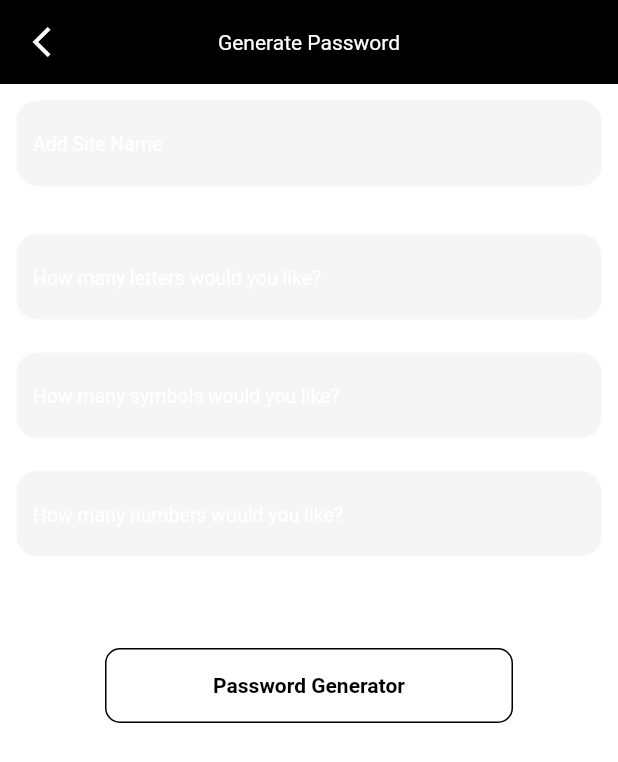
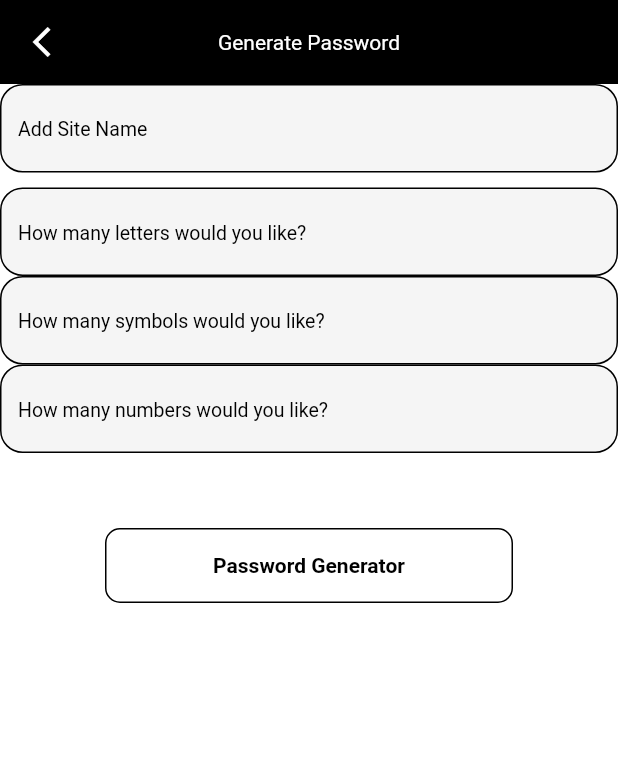
Before and after one commit to eslamelezaby98/flutter_apps, a Flutter app: the screen it shows after launch, after a tap on the "add" icon, on a phone screen of 412 x 824 dp. Shown: the top 762 px of the screen. Run offline on Flutter 3.47's test engine with Material 2 defaults, Android fonts, the phone set to English and light mode, and no system bars; our stand-ins replace firebase_core, get, sqflite; accounts and stored records are empty; network calls fail.

```diff
--- a/password_generator/lib/constants/widgets/widgets.dart
+++ b/password_generator/lib/constants/widgets/widgets.dart
@@ -43,18 +43,13 @@ class BuildInputText extends StatelessWidget {
   final TextEditingController textEditingController;
   @override
   Widget build(BuildContext context) {
-    return Padding(
-      padding: const EdgeInsets.all(10),
-      child: TextField(
-        style: TextStyle(
-          color: Colors.white,
-        ),
+    return TextField(
       controller: textEditingController,
       autofocus: false,
       keyboardType: keyboardType,
       decoration: InputDecoration(
         enabledBorder: OutlineInputBorder(
-            borderSide: BorderSide(color: Colors.white, width: 1.0),
+          borderSide: BorderSide(color: Colors.black, width: 1.0),
           borderRadius: BorderRadius.circular(15),
         ),
         border: OutlineInputBorder(
@@ -64,12 +59,11 @@ class BuildInputText extends StatelessWidget {
         filled: true,
         hintText: hintText,
         hintStyle: TextStyle(
-            color: Colors.white,
+          color: Colors.black,
           fontSize: 13,
         ),
       ),
       onChanged: onChange,
-      ),
     );
   }
 }
--- a/password_generator/lib/database/db_helper.dart
+++ b/password_generator/lib/database/db_helper.dart
@@ -43,10 +43,10 @@ class DbHelper {
   }
 
 // get all site
-Stream<dynamic>  getSites() async* {
+  getSites() async{
     Database db = await this.db;
     final List<Map<String, dynamic>> result = await db.query(kTableName);
-    yield result;
+    return result;
   }
 
   Future<List<Site>> getSiteList() async {
--- a/password_generator/lib/main.dart
+++ b/password_generator/lib/main.dart
@@ -18,6 +18,17 @@ class MyApp extends StatelessWidget {
       theme: ThemeData(
         scaffoldBackgroundColor: Colors.white,
         primaryColor: Colors.black,
+        textTheme: TextTheme(
+          headline1: TextStyle(
+            color: Colors.black,
+            fontSize: 40,
+            fontWeight: FontWeight.bold,
+          ),
+          headline2: TextStyle(
+            color: Colors.black,
+            fontSize: 30,
+          ),
+        ),
         appBarTheme: AppBarTheme(
           backgroundColor: Colors.black,
           elevation: 0.0,
--- a/password_generator/lib/screens/user_info_screen.dart
+++ b/password_generator/lib/screens/generated_password_screen.dart
@@ -22,9 +22,7 @@ class UserInfoScreen extends StatelessWidget {
       appBar: AppBar(
         elevation: 0.0,
         centerTitle: true,
-        title: Text(
-          'Generate Password'
-        ),
+        title: Text('Generate Password'),
         leading: IconButton(
           icon: Icon(
             Icons.arrow_back_ios_sharp,
@@ -35,8 +33,8 @@ class UserInfoScreen extends StatelessWidget {
           },
         ),
       ),
-      body: StreamBuilder(
-        stream: controllar.dbHelper.getSites(),
+      body: FutureBuilder(
+        future: controllar.dbHelper.getSites(),
         builder: (context, snapshot) => !snapshot.hasData
             ? Text('snapshot not has data')
             : ListView(
@@ -164,7 +162,7 @@ class UserInfoScreen extends StatelessWidget {
                                         controllar.lettersController.clear();
                                         controllar.symbolsController.clear();
                                         controllar.numbersController.clear();
-                                        Get.to(()=> HomeScreen());
+                                        Get.to(() => HomeScreen());
                                         // Navigator.pushNamed(
                                         //   context,
                                         //   HomeScreen.screen_route,
--- a/password_generator/lib/screens/home_screen.dart
+++ b/password_generator/lib/screens/home_screen.dart
@@ -3,7 +3,7 @@ import 'package:get/get.dart';
 import 'package:password_generator/constants/constants.dart';
 import 'package:password_generator/controllar/controllar.dart';
 import 'package:password_generator/screens/site_preview.dart';
-import 'package:password_generator/screens/user_info_screen.dart';
+import 'package:password_generator/screens/generated_password_screen.dart';
 
 class HomeScreen extends GetWidget<MyControllar> {
   @override
@@ -12,14 +12,7 @@ class HomeScreen extends GetWidget<MyControllar> {
     return Scaffold(
       appBar: AppBar(
         title: Text('Password Generator'),
-        actions: [
-          IconButton(
-            icon: Icon(
-              Icons.person_outline_sharp,
-            ),
-            onPressed: () {},
-          ),
-        ],
+        leading: SizedBox(),
       ),
       floatingActionButton: FloatingActionButton(
         onPressed: () {
@@ -30,8 +23,8 @@ class HomeScreen extends GetWidget<MyControllar> {
           Icons.add,
         ),
       ),
-      body: StreamBuilder(
-        stream: controller.dbHelper.getSites(),
+      body: FutureBuilder(
+        future: controller.dbHelper.getSites(),
         builder: (context, snapshot) => !snapshot.hasData
             ? Center(
                 child: Text(
@@ -57,7 +50,7 @@ class HomeScreen extends GetWidget<MyControllar> {
         child: Container(
           height: 100,
           decoration: BoxDecoration(
-            color: Color(0xff30475e),
+            color: Theme.of(context).primaryColor,
             borderRadius: BorderRadius.circular(15),
           ),
           child: ListTile(
@@ -88,7 +81,7 @@ class HomeScreen extends GetWidget<MyControllar> {
         ),
       ),
       onTap: () {
-        Get.to(() => SitePreview());
+        Get.to(() => SitePreview(index));
 
         // showBottomSheet(
         //   context: context,
```
Also changed, not shown: password_generator/lib/screens/site_preview.dart (+47 -10 lines). Lines whose indentation alone changed are shown as unchanged.
